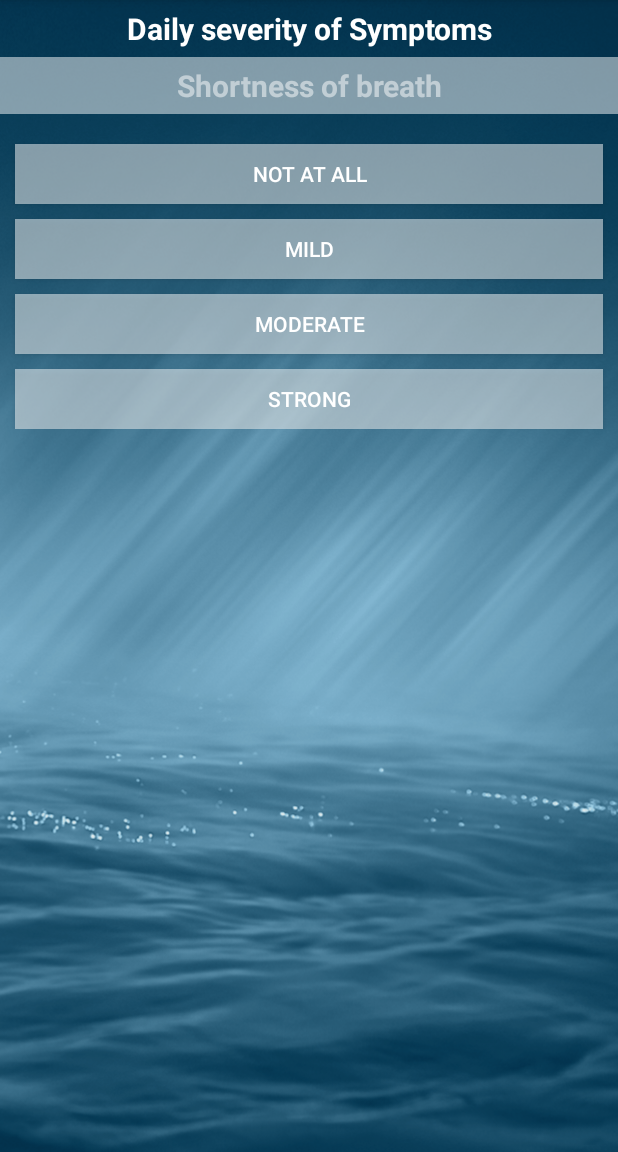
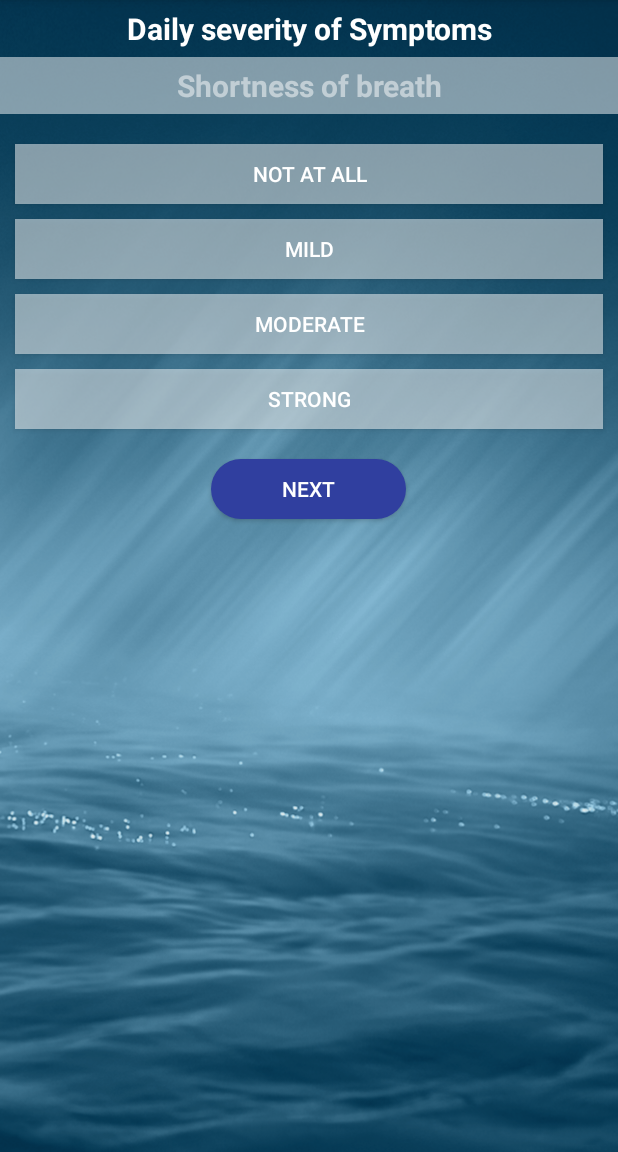
Before and after one commit to MuradAhmad/Asthma, an Android app: the fragment Symptoms placed in its activity, on a phone screen of 412 x 824 dp, the part 84-1236 px from its top. Run offline under Robolectric (Android 15) with nearby library versions, the phone set to English and light mode, and no system bars; our stand-ins replace Volley; libraries missing offline, so code that uses them is left out: com.neovisionaries.bluetooth, org.altbeacon.beacon; 1 statement that could not run was skipped.

Commit message:
update
update

```diff
--- /dev/null
+++ b/app/src/main/res/drawable/button_bg.xml
@@ -0,0 +1,52 @@
+<?xml version="1.0" encoding="utf-8"?>
+<selector xmlns:android="http://schemas.android.com/apk/res/android">
+
+    <!-- default -->
+    <item
+        android:state_pressed="false"
+        android:state_focused="false">
+        <shape
+            android:innerRadiusRatio="1"
+            android:shape="rectangle" >
+            <solid android:color="@color/colorTransparent" />
+
+            <padding
+                android:bottom="10dp"
+                android:left="10dp"
+                android:right="10dp"
+                android:top="10dp" />
+
+        </shape>
+    </item>
+
+    <!-- button focused -->
+    <item
+        android:state_pressed="false"
+        android:state_focused="true">
+        <shape
+            android:innerRadiusRatio="1"
+            android:shape="rectangle" >
+            <solid android:color="#5a97f5" />
+
+            <padding
+                android:bottom="5dp"
+                android:left="10dp"
+                android:right="10dp"
+                android:top="5dp" />
+        </shape></item>
+
+    <!-- button pressed -->
+    <item
+        android:state_pressed="true"
+        android:state_focused="false">
+        <shape
+            android:innerRadiusRatio="1"
+            android:shape="rectangle" >
+            <solid android:color="@color/colorTeal"/>
+            <padding
+                android:bottom="10dp"
+                android:left="10dp"
+                android:right="10dp"
+                android:top="10dp" />
+        </shape></item>
+</selector>
--- a/app/src/main/res/layout/activity_symptoms.xml
+++ b/app/src/main/res/layout/activity_symptoms.xml
@@ -45,46 +45,6 @@
 
         />
 
-    <!--<RadioGroup
-        android:id="@+id/rdGroupQuestions"
-        android:layout_width="wrap_content"
-        android:layout_height="wrap_content"
-        android:paddingStart="10dp"
-        android:layout_marginTop="10dp"
-
-        >
-
-        <RadioButton
-            android:id="@+id/rdStrong"
-            android:layout_width="wrap_content"
-            android:layout_height="wrap_content"
-            android:text="Str"
-            android:textColor="@color/colorWhite"/>
-
-
-        <RadioButton
-            android:id="@+id/rdModerate"
-            android:layout_width="wrap_content"
-            android:layout_height="wrap_content"
-            android:text="Mod"
-            android:textColor="@color/colorWhite"/>
-        <RadioButton
-            android:id="@+id/rdMild"
-            android:layout_width="wrap_content"
-            android:layout_height="wrap_content"
-            android:text="Mi"
-            android:textColor="@color/colorWhite"/>
-
-        <RadioButton
-            android:id="@+id/rdNotatall"
-            android:layout_width="wrap_content"
-            android:layout_height="wrap_content"
-            android:text="Not "
-            android:textColor="@color/colorWhite"
-             />
-
-    </RadioGroup>
--->
 
 
 
@@ -95,7 +55,7 @@
         android:layout_gravity="center"
 
         android:layout_marginTop="20dp"
-        android:background="@drawable/transparent_white_rect"
+        android:background="@drawable/button_bg"
         android:text="option 1"
         android:textColor="@color/colorWhite"
         android:textStyle="normal"
@@ -112,7 +72,7 @@
         android:layout_gravity="center"
 
         android:layout_marginTop="10dp"
-        android:background="@drawable/transparent_white_rect"
+        android:background="@drawable/button_bg"
         android:text="option 2"
         android:textColor="@color/colorWhite"
         android:textStyle="normal"
@@ -128,7 +88,7 @@
         android:layout_gravity="center"
 
         android:layout_marginTop="10dp"
-        android:background="@drawable/transparent_white_rect"
+        android:background="@drawable/button_bg"
         android:text="option 3"
         android:textColor="@color/colorWhite"
         android:textStyle="normal"
@@ -144,8 +104,8 @@
         android:layout_gravity="center"
 
         android:layout_marginTop="10dp"
-        android:background="@drawable/transparent_white_rect"
-        android:text="option 4"
+        android:background="@drawable/button_bg"
+        android:text=""
         android:textColor="@color/colorWhite"
         android:textStyle="normal"
         android:layout_marginLeft="10dp"
@@ -153,7 +113,7 @@
 
         />
 
-<!--    <Button
+    <Button
         android:id="@+id/btnNext"
         android:layout_width="130dp"
         android:layout_height="40dp"
@@ -165,7 +125,7 @@
         android:textColor="@color/colorWhite"
         android:textStyle="normal"
 
-        />-->
+        />
 
 
 
```
